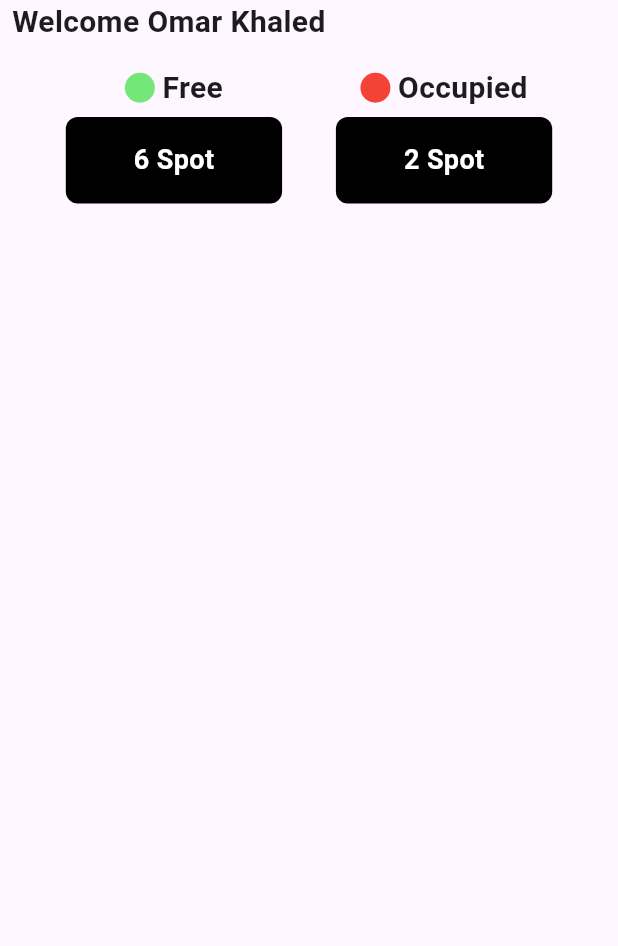
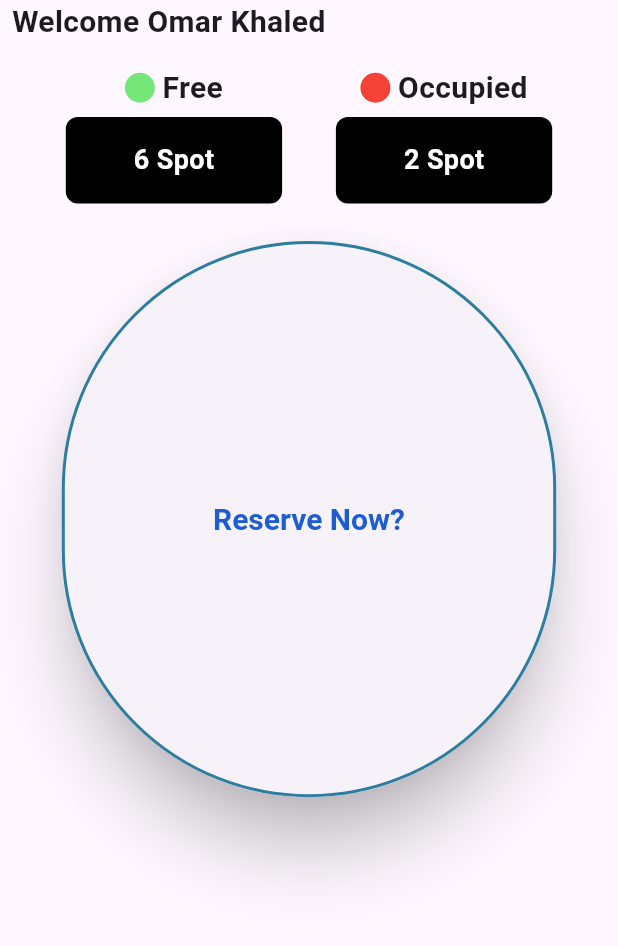
Before and after one commit to omarkhaled200/Parkify-Graduation-project-, a Flutter app: the Homepage2body screen opened directly, on a phone screen of 412 x 824 dp, the part 84-1030 px from its top. Run offline on Flutter 3.47's test engine with Material 3 defaults, Android fonts, the phone set to English and light mode, and no system bars; our stand-ins replace animated_text_kit, curved_navigation_bar, flutter_svg, go_router; Roboto replaces fonts that are missing (PlaypenSans); project files that could hold a hidden picture were left out.

Commit message:
Create the button to Reserve Now

```diff
--- /dev/null
+++ b/lib/Feature/Home/persentation/Views/Widgets/CustomReserveNowButton.dart
@@ -0,0 +1,40 @@
+import 'package:flutter/material.dart';
+import 'package:parkify/Core/utlis/assets.dart';
+
+class CustomReserveNowButton extends StatelessWidget {
+  const CustomReserveNowButton({
+    super.key,
+    required this.width,
+    required this.heaight,
+  });
+
+  final double width;
+  final double heaight;
+
+  @override
+  Widget build(BuildContext context) {
+    return Center(
+      child: ElevatedButton(
+          style: ElevatedButton.styleFrom(
+              elevation: 20,
+              side: const BorderSide(
+                color: const Color(0xff2C7DA0),
+                width: 2,
+                style: BorderStyle.solid,
+              ),
+              fixedSize: Size(width * .8, heaight * 0.45),
+              padding: const EdgeInsets.symmetric(horizontal: 50, vertical: 20),
+              textStyle:
+                  const TextStyle(fontSize: 20, fontWeight: FontWeight.w600)),
+          onPressed: () {},
+          child: Text(
+            'Reserve Now?',
+            style: TextStyle(
+                fontSize: 20,
+                fontWeight: FontWeight.w600,
+                fontFamily: Assets.textfamily,
+                color: const Color(0xff1D5CD1)),
+          )),
+    );
+  }
+}
--- a/lib/Feature/Home/persentation/Views/Widgets/Homepage2body.dart
+++ b/lib/Feature/Home/persentation/Views/Widgets/Homepage2body.dart
@@ -1,12 +1,10 @@
 import 'package:flutter/material.dart';
 import 'package:flutter/widgets.dart';
-
 import 'package:parkify/Core/utlis/Icon_All_app.dart';
 import 'package:parkify/Core/utlis/assets.dart';
-import 'package:parkify/Feature/Home/persentation/Views/Widgets/CustomavailabilitySpot.dart';
-
+import 'package:parkify/Feature/Home/persentation/Views/Widgets/CustomReserveNowButton.dart';
 import 'package:parkify/Feature/Home/persentation/Views/Widgets/DisplayMoneyWidget.dart';
-
+import 'package:parkify/Feature/Home/persentation/Views/Widgets/ShowtheFreeandOccupiedSpot.dart';
 import 'package:parkify/constant.dart';
 
 class Homepage2body extends StatefulWidget {
@@ -46,25 +44,11 @@ class _Homepage2bodyState extends State<Homepage2body> {
             const SizedBox(
               height: 15,
             ),
-            Row(
-              mainAxisAlignment: MainAxisAlignment.spaceEvenly,
-              children: [
-                CustomavailabilitySpot(
-                  width: width,
-                  heaight: heaight,
-                  text: 'Free',
-                  color: const Color.fromARGB(255, 116, 231, 120),
-                  NumberSpot: 6,
-                ),
-                CustomavailabilitySpot(
-                  width: width,
-                  heaight: heaight,
-                  text: 'Occupied',
-                  color: Colors.red,
-                  NumberSpot: 2,
-                ),
-              ],
-            )
+            ShowtheFreeandOccupiedSpot(width: width, heaight: heaight),
+            const SizedBox(
+              height: 25,
+            ),
+            CustomReserveNowButton(width: width, heaight: heaight)
           ],
         ),
       ),
--- /dev/null
+++ b/lib/Feature/Home/persentation/Views/Widgets/ShowtheFreeandOccupiedSpot.dart
@@ -0,0 +1,36 @@
+import 'package:flutter/material.dart';
+import 'package:parkify/Feature/Home/persentation/Views/Widgets/CustomavailabilitySpot.dart';
+
+class ShowtheFreeandOccupiedSpot extends StatelessWidget {
+  const ShowtheFreeandOccupiedSpot({
+    super.key,
+    required this.width,
+    required this.heaight,
+  });
+
+  final double width;
+  final double heaight;
+
+  @override
+  Widget build(BuildContext context) {
+    return Row(
+      mainAxisAlignment: MainAxisAlignment.spaceEvenly,
+      children: [
+        CustomavailabilitySpot(
+          width: width,
+          heaight: heaight,
+          text: 'Free',
+          color: const Color.fromARGB(255, 116, 231, 120),
+          NumberSpot: 6,
+        ),
+        CustomavailabilitySpot(
+          width: width,
+          heaight: heaight,
+          text: 'Occupied',
+          color: Colors.red,
+          NumberSpot: 2,
+        ),
+      ],
+    );
+  }
+}
```
